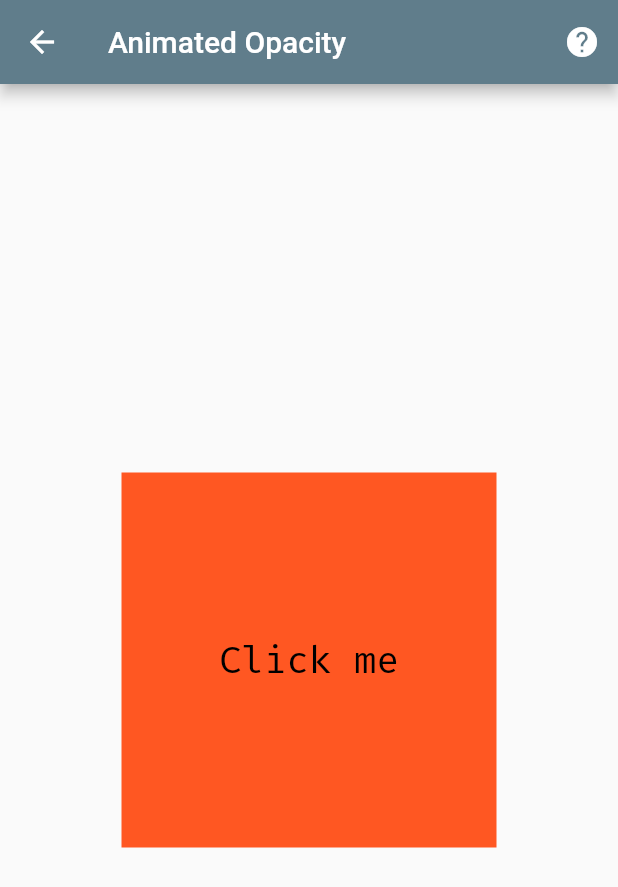
After one commit to nguyenlambuu/flutter100days, a Flutter app: the Day50AnimatedOpacity screen opened directly, on a phone screen of 412 x 824 dp. The commit adds this screen. Shown: the top 887 px of the screen. Run offline on Flutter 3.47's test engine with Material 2 defaults, Android fonts, the light colour scheme and no system bars; our stand-ins replace get, google_fonts.

Commit message:
AnimatedOpacity

```diff
--- a/_100_/lib/routes/routes.dart
+++ b/_100_/lib/routes/routes.dart
@@ -47,6 +47,7 @@ import '../screens/day_046_indexed_stack.dart';
 import '../screens/day_047_semantics.dart';
 import '../screens/day_048_box_constraints.dart';
 import '../screens/day_049_stack.dart';
+import '../screens/day_050_animated_opacity.dart';
 
 Map _routes = {
   "SafeArea": Day1SafeArea(),
@@ -98,6 +99,7 @@ Map _routes = {
   "Semantics": Day47Semantics(),
   "BoxConstraints": Day48BoxConstraints(),
   "Stack": Day49Stack(),
+  "AnimatedOpacity": Day50AnimatedOpacity(),
 };
 
 get routes {
--- /dev/null
+++ b/_100_/lib/screens/day_050_animated_opacity.dart
@@ -0,0 +1,51 @@
+import 'package:flutter/material.dart';
+
+import '../components/help_icon_button.dart';
+
+class Day50AnimatedOpacity extends StatefulWidget {
+  @override
+  _Day50AnimatedOpacityState createState() => _Day50AnimatedOpacityState();
+}
+
+class _Day50AnimatedOpacityState extends State<Day50AnimatedOpacity> {
+  var _animOpacity = true;
+  @override
+  Widget build(BuildContext context) {
+    return Scaffold(
+      appBar: AppBar(
+        title: Text('Animated Opacity'),
+        actions: [
+          HelpIconButton(
+              url:
+                  'https://api.flutter.dev/flutter/widgets/AnimatedOpacity-class.html')
+        ],
+      ),
+      body: SafeArea(
+        child: GestureDetector(
+          onTap: () {
+            setState(() {
+              _animOpacity = !_animOpacity;
+            });
+          },
+          child: Center(
+            child: AnimatedOpacity(
+              opacity: _animOpacity ? 1.0 : 0.5,
+              duration: Duration(milliseconds: 500),
+              child: Container(
+                width: 250,
+                height: 250,
+                color: Colors.deepOrange,
+                child: Center(
+                  child: Text(
+                    "Click me",
+                    style: TextStyle(color: Colors.black, fontSize: 25),
+                  ),
+                ),
+              ),
+            ),
+          ),
+        ),
+      ),
+    );
+  }
+}
```
